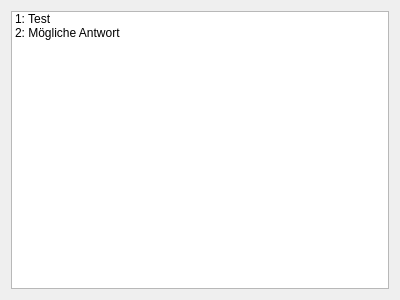
Above: res/self_test_dockwidget.ui from jfeil/RegeltestCreator before the change. Below: the same form after it.
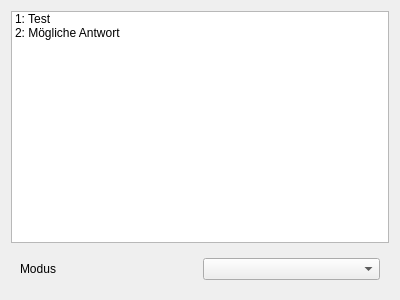
That is the form after the change.

Commit message: Implement self-test-mode dropdown

```diff
--- a/res/self_test_dockwidget.ui
+++ b/res/self_test_dockwidget.ui
@@ -37,6 +37,22 @@
      </item>
     </widget>
    </item>
+   <item>
+    <widget class="QWidget" name="widget" native="true">
+     <layout class="QGridLayout" name="gridLayout">
+      <item row="0" column="0">
+       <widget class="QLabel" name="label">
+        <property name="text">
+         <string>Modus</string>
+        </property>
+       </widget>
+      </item>
+      <item row="0" column="1">
+       <widget class="QComboBox" name="mode_comboBox"/>
+      </item>
+     </layout>
+    </widget>
+   </item>
   </layout>
  </widget>
  <resources/>
```
The commit also changes 3 other files.
